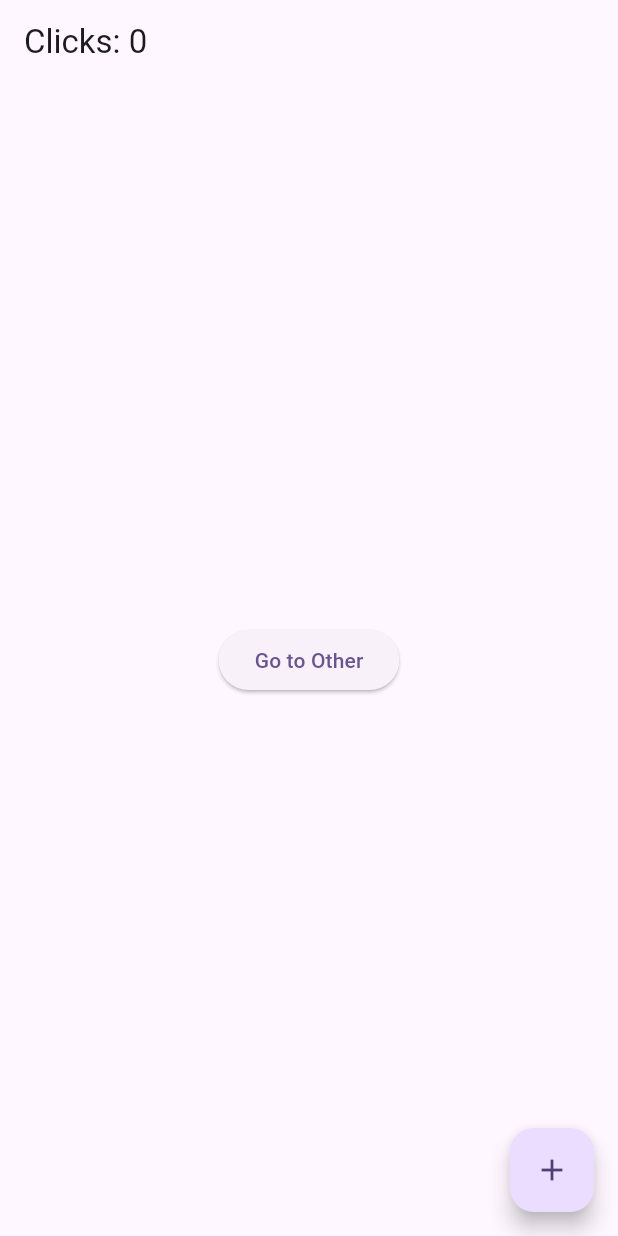
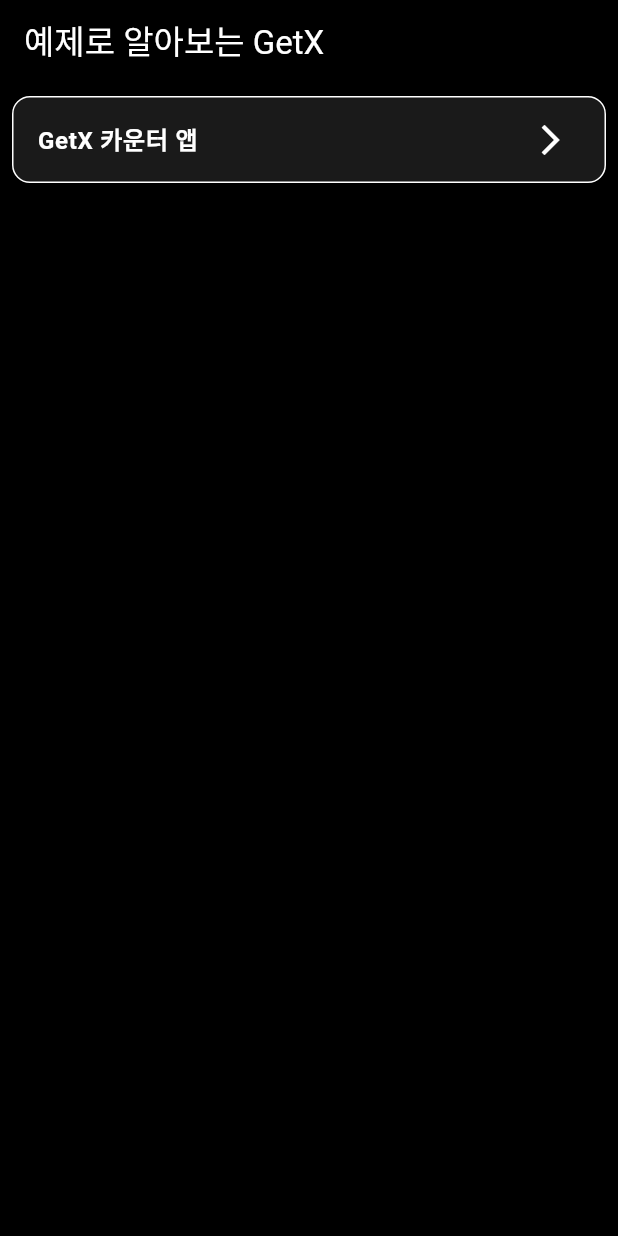
Before and after one commit to J1NWAN/flutter_getx_learn, a Flutter app: the screen it shows after launch, on a phone screen of 412 x 824 dp. Run offline on Flutter 3.47's test engine with Material 3 defaults, Android fonts, the phone set to English and light mode, and no system bars; our stand-ins replace get.

Commit message:
GetX를 이용한 카운터앱 예제 추가

```diff
--- a/lib/main.dart
+++ b/lib/main.dart
@@ -1,60 +1,32 @@
 import 'package:flutter/material.dart';
+import 'package:flutter_getx_learn/main_screen.dart';
 import 'package:get/get.dart';
 
 void main() {
-  runApp(const GetMaterialApp(home: MyApp()));
+  runApp(GetMaterialApp(
+    home: const MainScreen(),
+    theme: ThemeData(
+      colorScheme: ColorScheme.fromSeed(
+        seedColor: Colors.blue,
+        primary: Colors.blue,
+        secondary: Colors.blueAccent,
+        surface: Colors.grey[900],
+        background: Colors.black,
+        error: Colors.redAccent,
+        onPrimary: Colors.white,
+        onSecondary: Colors.white,
+        onSurface: Colors.white,
+        onBackground: Colors.white,
+        onError: Colors.white,
+        brightness: Brightness.dark,
+      ),
+      useMaterial3: true,
+      primaryColor: Colors.blue,
+      scaffoldBackgroundColor: Colors.black,
+      appBarTheme: const AppBarTheme(
+        backgroundColor: Colors.black,
+        foregroundColor: Colors.white,
+      ),
+    ),
+  ));
 }
-
-class Controller extends GetxController {
-  var count = 0.obs;
-  increment() {
-    count.value++;
-  }
-}
-
-class MyApp extends StatelessWidget {
-  const MyApp({super.key});
-
-  // This widget is the root of your application.
-  @override
-  Widget build(BuildContext context) {
-    return MaterialApp(
-      title: 'Flutter Demo',
-      theme: ThemeData(
-        colorScheme: ColorScheme.fromSeed(seedColor: Colors.deepPurple),
-        useMaterial3: true,
-      ),
-      home: Home(),
-    );
-  }
-}
-
-class Home extends StatelessWidget {
-  final Controller controller = Get.put(Controller());
-
-  Home({super.key});
-
-  @override
-  Widget build(BuildContext context) {
-    return Scaffold(
-        // count가 변경 될 때마다 Obx(()=> 를 사용하여 Text()에 업데이트합니다.
-        appBar: AppBar(title: Obx(() => Text("Clicks: ${controller.count}"))),
-
-        // 8줄의 Navigator.push를 간단한 Get.to()로 변경합니다. context는 필요없습니다.
-        body: Center(child: ElevatedButton(child: const Text("Go to Other"), onPressed: () => Get.to(Other()))),
-        floatingActionButton: FloatingActionButton(onPressed: controller.increment, child: const Icon(Icons.add)));
-  }
-}
-
-class Other extends StatelessWidget {
-  Other({super.key});
-
-  // 다른 페이지에서 사용되는 컨트롤러를 Get으로 찾아서 redirect 할 수 있습니다.
-  final Controller c = Get.find();
-
-  @override
-  Widget build(context) {
-    // 업데이트된 count 변수에 연결
-    return Scaffold(appBar: AppBar(title: Text("${c.count}")), body: Center(child: Text("${c.count}")));
-  }
-}
--- /dev/null
+++ b/lib/main_screen.dart
@@ -0,0 +1,50 @@
+import 'package:flutter/material.dart';
+import 'package:flutter_getx_learn/getx_counter/screen/getx_counter_screen.dart';
+import 'package:get/get.dart';
+
+class MainScreen extends StatelessWidget {
+  const MainScreen({super.key});
+
+  @override
+  Widget build(BuildContext context) {
+    return Scaffold(
+      appBar: AppBar(
+        title: const Text('예제로 알아보는 GetX'),
+      ),
+      body: SingleChildScrollView(
+        child: Column(
+          children: [
+            buildListTile('GetX 카운터 앱', 'GetX를 사용한 카운터 앱', const GetxCounterScreen()),
+          ],
+        ),
+      ),
+    );
+  }
+
+  Widget buildListTile(String title, String subtitle, Widget screen) {
+    return Padding(
+      padding: const EdgeInsets.all(8.0),
+      child: ListTile(
+        title: Text(
+          title,
+          style: const TextStyle(
+            fontSize: 16,
+            fontWeight: FontWeight.bold,
+          ),
+        ),
+        onTap: () {
+          Get.to(() => screen);
+        },
+        trailing: const Icon(
+          Icons.arrow_forward_ios,
+          color: Colors.white,
+        ),
+        shape: RoundedRectangleBorder(
+          borderRadius: BorderRadius.circular(12),
+          side: const BorderSide(color: Colors.white, width: 1),
+        ),
+        tileColor: Colors.white.withOpacity(0.1),
+      ),
+    );
+  }
+}
```
Also changed, not shown: lib/getx_counter/controller/getx_counter_controller.dart (added, +10 -0 lines), lib/getx_counter/screen/getx_counter_screen.dart (added, +38 -0 lines), lib/getx_counter/screen/getx_example_screen.dart (added, +30 -0 lines), 1 other file.
